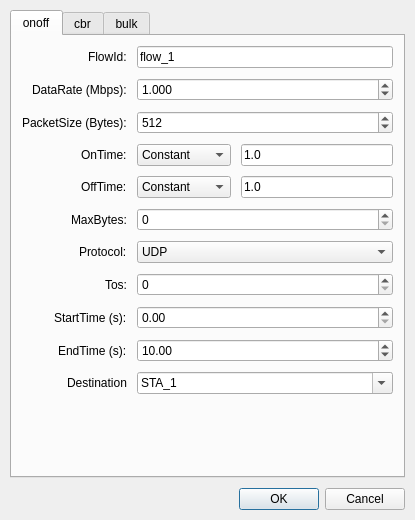
z14212638-eng/Ns3-based-Visualization, file ns-3.46/contrib/Ns3Visualizer/ui/flow_dialog.ui: the form before one commit.
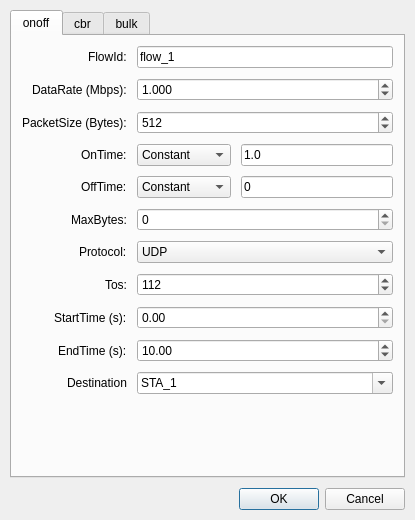
The form after the commit. The open tabs and pages were chosen to show the change.

Patch:
```diff
--- a/ns-3.46/contrib/Ns3Visualizer/ui/flow_dialog.ui
+++ b/ns-3.46/contrib/Ns3Visualizer/ui/flow_dialog.ui
@@ -205,7 +205,7 @@
          <item>
           <widget class="QLineEdit" name="lineEdit_offtime_value">
            <property name="text">
-            <string>1.0</string>
+            <string>0</string>
            </property>
            <property name="placeholderText">
             <string>Value (s)</string>
@@ -265,7 +265,7 @@
           <number>255</number>
          </property>
          <property name="value">
-          <number>0</number>
+          <number>112</number>
          </property>
         </widget>
        </item>
```
Left out of the diff: 2 changed lines with no effect on the pictures.
